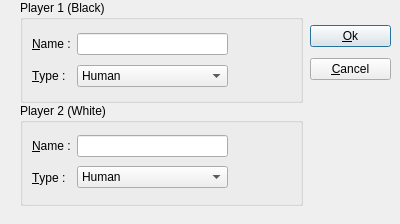
cescgie/qraspi-project, file QTReversi/playersetting.ui: the form before one commit.
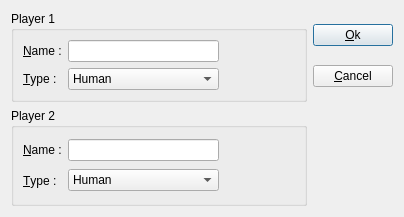
The form after the commit.

What changed in the file:
```diff
--- a/QTReversi/playersetting.ui
+++ b/QTReversi/playersetting.ui
@@ -1,72 +1,25 @@
 <?xml version="1.0" encoding="UTF-8"?>
 <ui version="4.0">
  <class>PlayerSetting</class>
- <widget class="QDialog" name="PlayerSetting">
+ <widget class="QWidget" name="PlayerSetting">
   <property name="geometry">
    <rect>
     <x>0</x>
     <y>0</y>
-    <width>400</width>
-    <height>224</height>
+    <width>404</width>
+    <height>217</height>
    </rect>
   </property>
   <property name="windowTitle">
    <string>Dialog</string>
   </property>
-  <widget class="QWidget" name="layoutWidget">
-   <property name="geometry">
-    <rect>
-     <x>310</x>
-     <y>20</y>
-     <width>81</width>
-     <height>66</height>
-    </rect>
-   </property>
-   <layout class="QVBoxLayout">
-    <item>
-     <widget class="QPushButton" name="ok_pushButton">
-      <property name="enabled">
-       <bool>true</bool>
-      </property>
-      <property name="text">
-       <string>&amp;Ok</string>
-      </property>
-      <property name="checkable">
-       <bool>false</bool>
-      </property>
-      <property name="checked">
-       <bool>false</bool>
-      </property>
-      <property name="default">
-       <bool>true</bool>
-      </property>
-     </widget>
-    </item>
-    <item>
-     <widget class="QPushButton" name="cancel_pushButton">
-      <property name="text">
-       <string>&amp;Cancel</string>
-      </property>
-      <property name="checkable">
-       <bool>false</bool>
-      </property>
-     </widget>
-    </item>
-   </layout>
-  </widget>
+  <layout class="QGridLayout">
+   <item row="0" column="0">
   <widget class="QGroupBox" name="groupBox_p1">
-   <property name="geometry">
-    <rect>
-     <x>20</x>
-     <y>0</y>
-     <width>283</width>
-     <height>103</height>
-    </rect>
-   </property>
    <property name="title">
-    <string>Player 1 (Black)</string>
-   </property>
-   <layout class="QGridLayout" name="_2">
+      <string>Player 1</string>
+     </property>
+     <layout class="QGridLayout">
     <item row="0" column="0">
      <widget class="QLabel" name="label_name_p1">
       <property name="text">
@@ -129,19 +82,46 @@
     </item>
    </layout>
   </widget>
+   </item>
+   <item row="0" column="1">
+    <layout class="QVBoxLayout">
+     <item>
+      <widget class="QPushButton" name="ok_pushButton">
+       <property name="enabled">
+        <bool>true</bool>
+       </property>
+       <property name="text">
+        <string>&amp;Ok</string>
+       </property>
+       <property name="checkable">
+        <bool>false</bool>
+       </property>
+       <property name="checked">
+        <bool>false</bool>
+       </property>
+       <property name="default">
+        <bool>true</bool>
+       </property>
+      </widget>
+     </item>
+     <item>
+      <widget class="QPushButton" name="cancel_pushButton">
+       <property name="text">
+        <string>&amp;Cancel</string>
+       </property>
+       <property name="checkable">
+        <bool>false</bool>
+       </property>
+      </widget>
+     </item>
+    </layout>
+   </item>
+   <item row="1" column="0">
   <widget class="QGroupBox" name="groupBox_p2">
-   <property name="geometry">
-    <rect>
-     <x>20</x>
-     <y>103</y>
-     <width>283</width>
-     <height>103</height>
-    </rect>
-   </property>
    <property name="title">
-    <string>Player 2 (White)</string>
-   </property>
-   <layout class="QGridLayout" name="_3">
+      <string>Player 2</string>
+     </property>
+     <layout class="QGridLayout">
     <item row="0" column="0">
      <widget class="QLabel" name="label_name_p2">
       <property name="text">
@@ -204,6 +184,8 @@
     </item>
    </layout>
   </widget>
+   </item>
+  </layout>
  </widget>
  <resources/>
  <connections/>
```
Left out of the diff: 10 changed lines with no effect on the pictures. Lines whose indentation alone changed are shown as unchanged.
